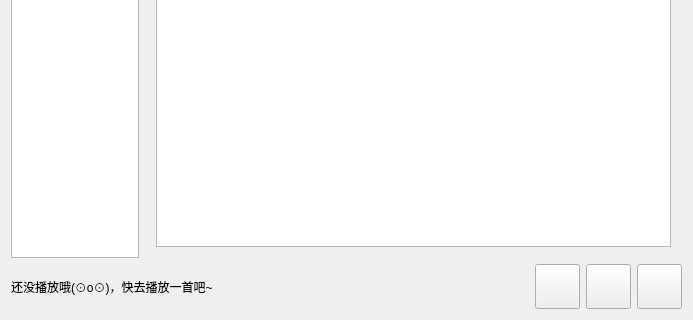
First picture: the form in dpMusic.ui, repository lyxyz5223/dpMusic, before the edit; both pictures show x 0 to 693 and y 156 to 476 of the 693 by 476 pixel window.
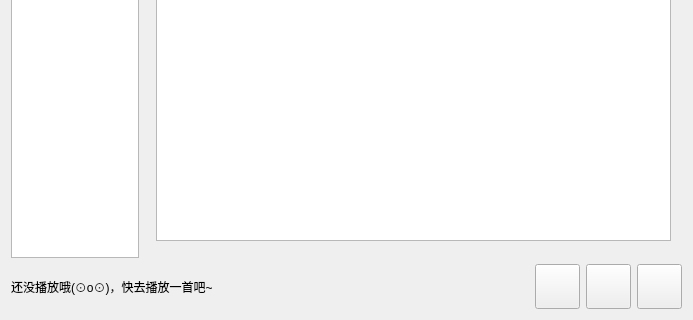
Second picture: the form after the edit. Icons and pictures are not drawn. Custom widgets are drawn as their Qt base class.

```diff
--- a/dpMusic.ui
+++ b/dpMusic.ui
@@ -190,8 +190,11 @@
          </sizepolicy>
         </property>
         <layout class="QGridLayout" name="gridLayout">
-         <item row="0" column="0">
+         <item row="1" column="0">
           <widget class="MyMusicsListViewParentWidget" name="widget_2" native="true">
+           <property name="enabled">
+            <bool>true</bool>
+           </property>
            <layout class="QGridLayout" name="gridLayout_3">
             <property name="leftMargin">
              <number>0</number>
@@ -208,12 +211,12 @@
             <property name="spacing">
              <number>6</number>
             </property>
-            <item row="0" column="0">
-             <widget class="MyMusicsListView" name="musicListView"/>
-            </item>
            </layout>
           </widget>
          </item>
+         <item row="0" column="0">
+          <widget class="MyMusicsListView" name="musicListView"/>
+         </item>
         </layout>
        </widget>
       </item>
```
